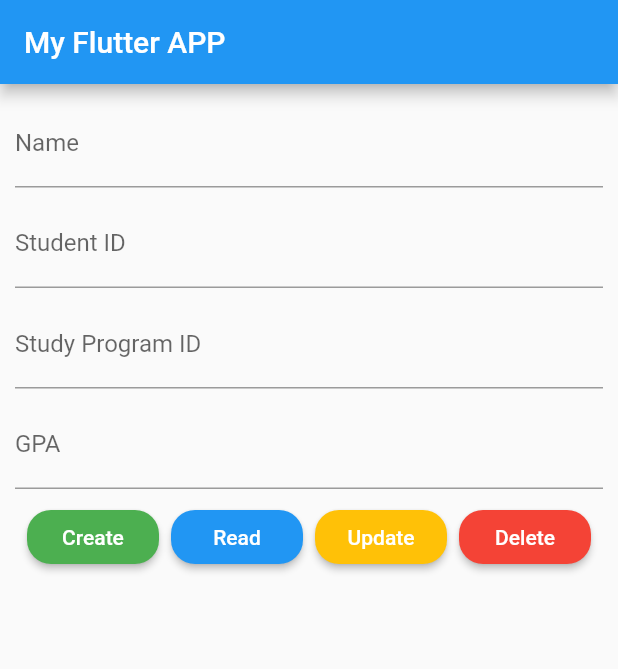
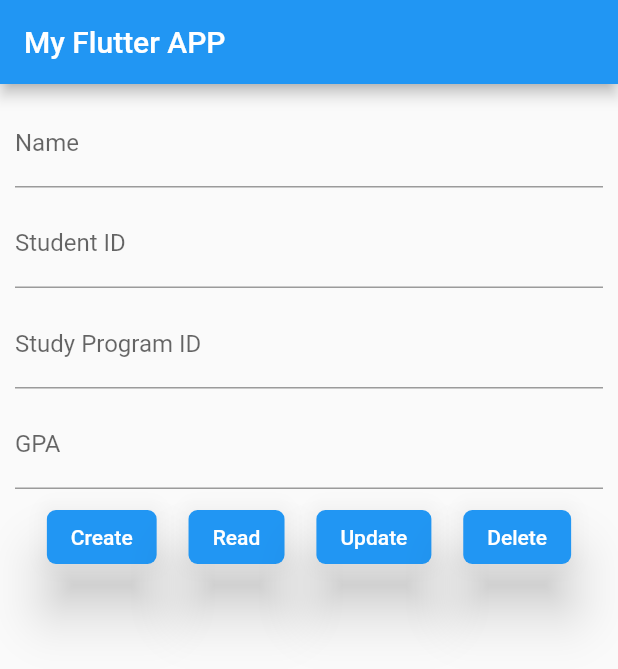
Before and after one commit to eclairsameal/FlutterFirebaseBasicCRUD, a Flutter app: the screen it shows after launch, on a phone screen of 412 x 824 dp. Shown: the top 669 px of the screen. Run offline on Flutter 3.47's test engine with Material 2 defaults, Android fonts, the phone set to English and light mode, and no system bars.

Commit message:
修改被不再適用的元件

```diff
--- a/lib/main.dart
+++ b/lib/main.dart
@@ -5,7 +5,7 @@ void main() => runApp(MaterialApp(
     theme: ThemeData(
       brightness: Brightness.light,
       primaryColor: Colors.blue,
-      accentColor: Colors.cyan
+      // accentColor: Colors.cyan
     ),
   home: MyApp(),
   ),);
@@ -121,50 +121,127 @@ class _MyAppState extends State<MyApp> {
             Row(
               mainAxisAlignment: MainAxisAlignment.spaceEvenly,
               children: [
-                RaisedButton(
-                  color: Colors.green,
-                  shape: RoundedRectangleBorder(
-                    borderRadius: BorderRadius.circular(16),
-                  ),
-                  child: Text("Create"),
-                  textColor: Colors.white,
+                ElevatedButton(
                   onPressed: () {
                     createData();
                   },
+                  style: ElevatedButton.styleFrom(
+                    backgroundColor: Colors.blue,
+                    foregroundColor: Colors.amber,
+                    shape: RoundedRectangleBorder(
+                      borderRadius: BorderRadius.circular(6),
+                    ),
+                    elevation: 16,
+                  ),
+                  child: Text(
+                    'Create',
+                    style: TextStyle(
+                      color: Colors.white,
+                    ),
+                  ),
                 ),
-                RaisedButton(
-                  color: Colors.blue,
-                  shape: RoundedRectangleBorder(
-                    borderRadius: BorderRadius.circular(16),
-                  ),
-                  child: Text("Read"),
-                  textColor: Colors.white,
+                ElevatedButton(
                   onPressed: () {
                     readData();
                   },
+                  style: ElevatedButton.styleFrom(
+                    backgroundColor: Colors.blue,
+                    foregroundColor: Colors.amber,
+                    shape: RoundedRectangleBorder(
+                      borderRadius: BorderRadius.circular(6),
+                    ),
+                    elevation: 16,
+                  ),
+                  child: Text(
+                    'Read',
+                    style: TextStyle(
+                      color: Colors.white,
+                    ),
+                  ),
                 ),
-                RaisedButton(
-                  color: Colors.amber,
-                  shape: RoundedRectangleBorder(
-                    borderRadius: BorderRadius.circular(16),
-                  ),
-                  child: Text("Update"),
-                  textColor: Colors.white,
+                ElevatedButton(
                   onPressed: () {
                     updateData();
                   },
+                  style: ElevatedButton.styleFrom(
+                    backgroundColor: Colors.blue,
+                    foregroundColor: Colors.amber,
+                    shape: RoundedRectangleBorder(
+                      borderRadius: BorderRadius.circular(6),
+                    ),
+                    elevation: 16,
+                  ),
+                  child: Text(
+                    'Update',
+                    style: TextStyle(
+                      color: Colors.white,
+                    ),
+                  ),
                 ),
-                RaisedButton(
-                  color: Colors.red,
-                  shape: RoundedRectangleBorder(
-                    borderRadius: BorderRadius.circular(16),
-                  ),
-                  child: Text("Delete"),
-                  textColor: Colors.white,
+                ElevatedButton(
                   onPressed: () {
                     deleteData();
                   },
+                  style: ElevatedButton.styleFrom(
+                    backgroundColor: Colors.blue,
+                    foregroundColor: Colors.amber,
+                    shape: RoundedRectangleBorder(
+                      borderRadius: BorderRadius.circular(6),
+                    ),
+                    elevation: 16,
+                  ),
+                  child: Text(
+                    'Delete',
+                    style: TextStyle(
+                      color: Colors.white,
+                    ),
+                  ),
                 ),
+
+                // RaisedButton(
+                //   color: Colors.green,
+                //   shape: RoundedRectangleBorder(
+                //     borderRadius: BorderRadius.circular(16),
+                //   ),
+                //   child: Text("Create"),
+                //   textColor: Colors.white,
+                //   onPressed: () {
+                //     createData();
+                //   },
+                // ),
+                // RaisedButton(
+                //   color: Colors.blue,
+                //   shape: RoundedRectangleBorder(
+                //     borderRadius: BorderRadius.circular(16),
+                //   ),
+                //   child: Text("Read"),
+                //   textColor: Colors.white,
+                //   onPressed: () {
+                //     readData();
+                //   },
+                // ),
+                // RaisedButton(
+                //   color: Colors.amber,
+                //   shape: RoundedRectangleBorder(
+                //     borderRadius: BorderRadius.circular(16),
+                //   ),
+                //   child: Text("Update"),
+                //   textColor: Colors.white,
+                //   onPressed: () {
+                //     updateData();
+                //   },
+                // ),
+                // RaisedButton(
+                //   color: Colors.red,
+                //   shape: RoundedRectangleBorder(
+                //     borderRadius: BorderRadius.circular(16),
+                //   ),
+                //   child: Text("Delete"),
+                //   textColor: Colors.white,
+                //   onPressed: () {
+                //     deleteData();
+                //   },
+                // ),
               ],
             ),
           ],
```
